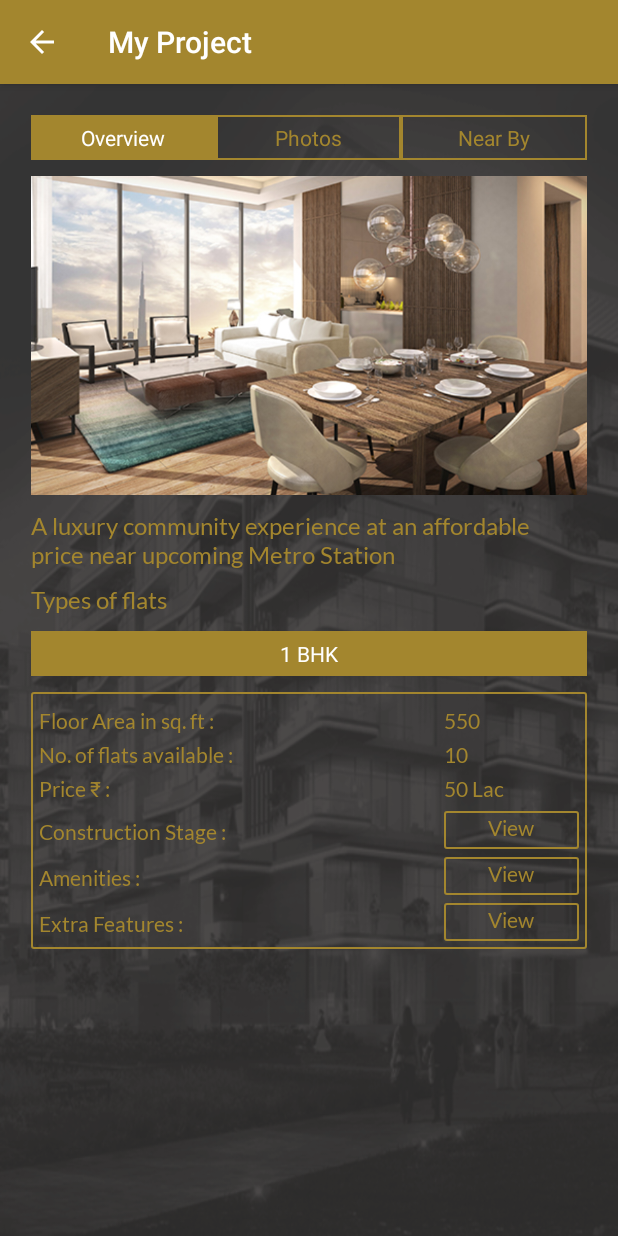
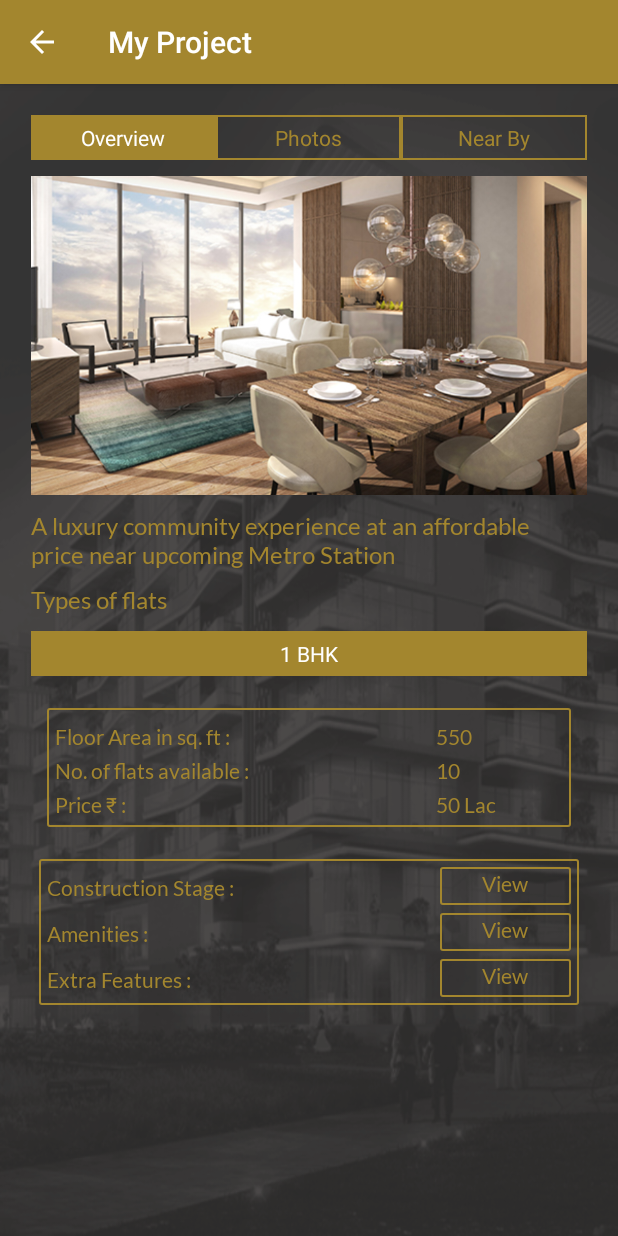
Before and after one commit to AzaharSheikh/RealEstateApp, an Android app: the UserMyProject screen opened directly, with no data from a screen before it, on a phone screen of 412 x 824 dp. Run offline under Robolectric (Android 15) with nearby library versions, the light colour scheme and no system bars.

Commit message:
layout outside project details

```diff
--- a/app/src/main/res/layout/my_project_layout.xml
+++ b/app/src/main/res/layout/my_project_layout.xml
@@ -455,13 +455,23 @@
             <LinearLayout
                 android:layout_width="match_parent"
                 android:layout_margin="5dp"
-                android:background="@drawable/layout_border"
-                android:layout_height="wrap_content">
+                android:orientation="vertical"
+
+                android:layout_height="wrap_content"
+                >
                 <LinearLayout
                     android:layout_width="match_parent"
                     android:orientation="vertical"
                     android:layout_margin="5dp"
                     android:layout_height="wrap_content">
+                    <LinearLayout
+                        android:layout_width="match_parent"
+                        android:padding="5dp"
+                        android:id="@+id/li_one_bhk"
+                        android:background="@drawable/layout_border"
+                        android:orientation="vertical"
+                        android:layout_margin="5dp"
+                        android:layout_height="wrap_content">
                     <LinearLayout
                         android:layout_width="match_parent"
                         android:layout_height="wrap_content">
@@ -521,10 +531,23 @@
                             android:paddingTop="5dp"
                             android:layout_height="wrap_content" />
                     </LinearLayout>
+                        </LinearLayout>
+                    </LinearLayout>
                     <LinearLayout
                         android:layout_width="match_parent"
                         android:layout_height="wrap_content"
                         android:paddingTop="5dp">
+                        <LinearLayout
+                            android:layout_width="match_parent"
+                            android:padding="5dp"
+                            android:id="@+id/li_one_bhkll"
+                            android:background="@drawable/layout_border"
+                            android:orientation="vertical"
+                            android:layout_margin="5dp"
+                            android:layout_height="wrap_content">
+                            <LinearLayout
+                                android:layout_width="match_parent"
+                                android:layout_height="wrap_content">
                         <com.thoughtinterac.realestateapp.Fonts.TypefacedTextView
                             android:layout_weight="7.5"
                             android:id="@+id/txt_view_construction_stage"
@@ -611,10 +634,12 @@
                             android:textColor="@color/bg_tab_text_color"
                             android:textSize="14dp"/>
                     </LinearLayout>
+                    </LinearLayout>
 
                 </LinearLayout>
 
-            </LinearLayout>
+
+           </LinearLayout>
 
 
         </LinearLayout>
```
Also changed, not shown: app/src/main/res/layout/user_single_project_list_detail.xml (+26 -10 lines).
